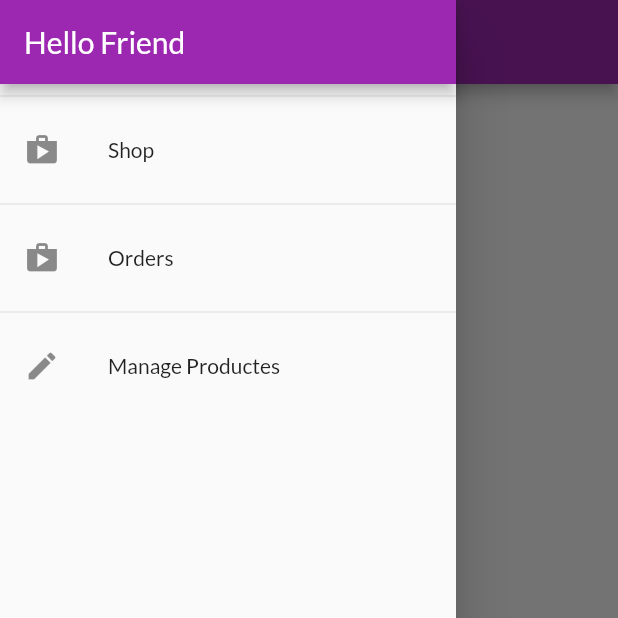
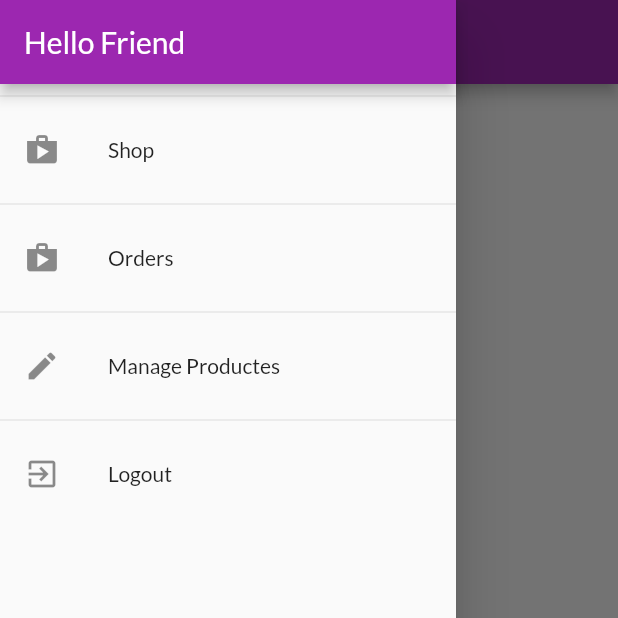
Before and after one commit to oNora/flutter-playground, a Flutter app: the OrderScreen screen opened by its route, with the side drawer open, on a phone screen of 412 x 824 dp, the top half of it. Run offline on Flutter 3.47's test engine with Material 2 defaults, Android fonts, the phone set to English and light mode, and no system bars; network calls fail.

```diff
--- a/shop_app/lib/widgets/app_drawer.dart
+++ b/shop_app/lib/widgets/app_drawer.dart
@@ -1,7 +1,9 @@
 import 'package:flutter/material.dart';
+import 'package:provider/provider.dart';
 
 import '../screens/orders_screen.dart';
 import '../screens/user_products_scree.dart';
+import '../providers/auth.dart';
 
 class AppDrawer extends StatelessWidget {
   @override
@@ -37,6 +39,16 @@ class AppDrawer extends StatelessWidget {
                 Navigator.of(context)
                     .pushReplacementNamed(UserProductScreen.routeName);
               }),
+          Divider(),
+          ListTile(
+              leading: Icon(Icons.exit_to_app),
+              title: Text('Logout'),
+              onTap: () {
+                // in the course video this solve an error which I did't see
+                Navigator.of(context).pop();
+
+                Provider.of<Auth>(context, listen: false).logout();
+              }),
         ],
       ),
     );
```
Also changed, not shown: shop_app/lib/providers/auth.dart (+23 -0 lines).
